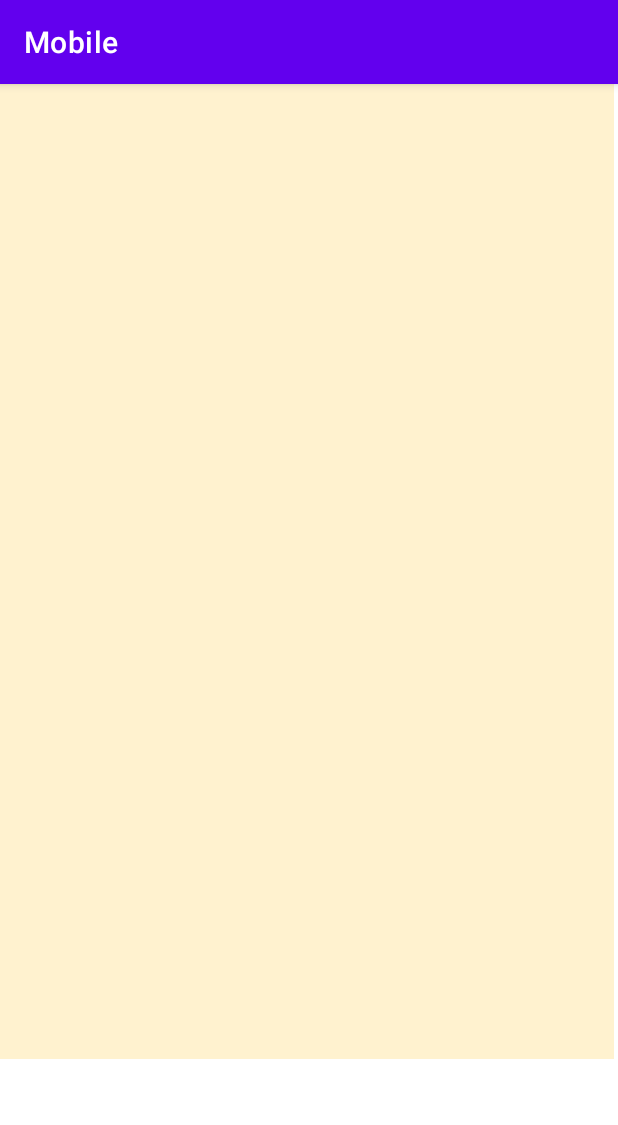
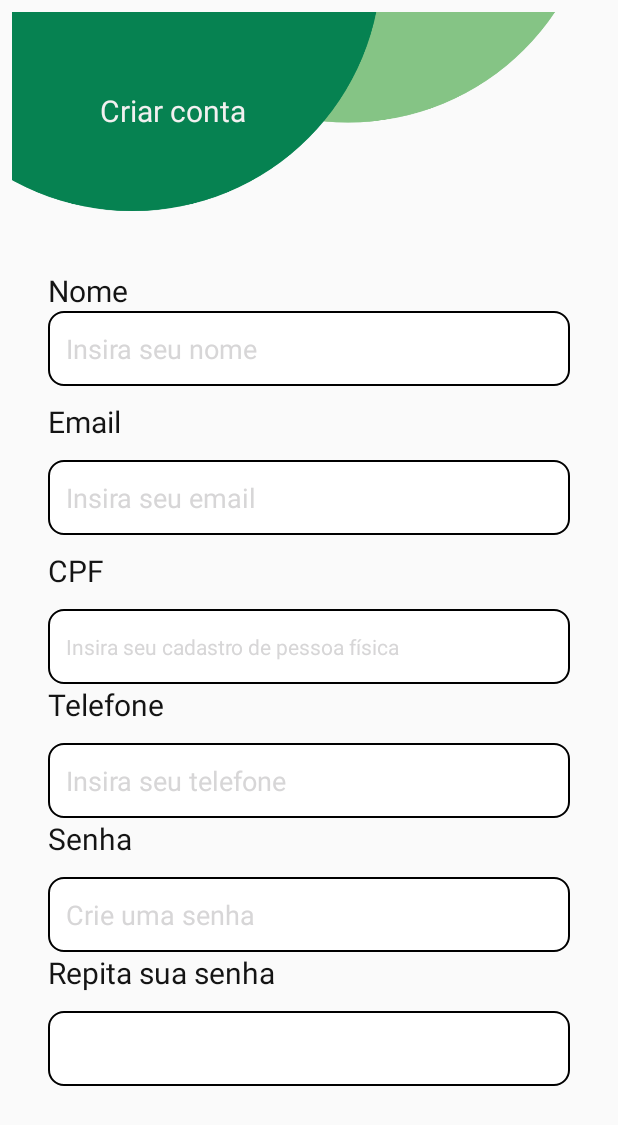
Before and after one commit to KauaNca/projeto_green_line, an Android app: the CadastroUsuario screen opened directly, with no data from a screen before it, on a phone screen of 412 x 824 dp. Shown: the top 1125 px of the screen. Run offline under Robolectric (Android 15) with nearby library versions, the phone set to English and light mode, and no system bars.

Commit message:
Cadastro Usuário

```diff
--- a/mobile/app/src/main/AndroidManifest.xml
+++ b/mobile/app/src/main/AndroidManifest.xml
@@ -13,11 +13,11 @@
         android:label="@string/app_name"
         android:roundIcon="@mipmap/ic_launcher_round"
         android:supportsRtl="true"
-        android:theme="@style/Theme.Mobile"
-        tools:targetApi="31">
+        android:theme="@style/Theme.AppCompat.Light.NoActionBar"
+    tools:targetApi="31">
         <activity
             android:name=".CadastroUsuario"
-            android:exported="false" />
+            android:exported="true" />
         <activity
             android:name=".MainActivity"
             android:exported="true"
--- a/mobile/app/src/main/java/com/example/mobile/CadastroUsuario.java
+++ b/mobile/app/src/main/java/com/example/mobile/CadastroUsuario.java
@@ -1,5 +1,6 @@
 package com.example.mobile;
 
+import android.annotation.SuppressLint;
 import android.os.Bundle;
 
 import androidx.activity.EdgeToEdge;
@@ -10,6 +11,7 @@ import androidx.core.view.WindowInsetsCompat;
 
 public class CadastroUsuario extends AppCompatActivity {
 
+    @SuppressLint("MissingInflatedId")
     @Override
     protected void onCreate(Bundle savedInstanceState) {
         super.onCreate(savedInstanceState);
--- /dev/null
+++ b/mobile/app/src/main/res/drawable/background_inputs.xml
@@ -0,0 +1,11 @@
+<?xml version="1.0" encoding="utf-8"?>
+<selector xmlns:android="http://schemas.android.com/apk/res/android">
+    <item>
+        <shape android:shape="rectangle">
+            <solid android:color="@color/white"/>
+            <corners android:radius="10dp"/>
+            <stroke android:color="@color/preto" android:width="1dp"/>
+
+        </shape>
+    </item>
+</selector>
--- /dev/null
+++ b/mobile/app/src/main/res/drawable/voltar_circulo.xml
@@ -0,0 +1,10 @@
+<?xml version="1.0" encoding="utf-8"?>
+<selector xmlns:android="http://schemas.android.com/apk/res/android">
+    <item>
+        <shape android:shape="oval">
+        <solid android:color="@color/preto"/>
+        <stroke android:color="@color/white" android:width="1dp"/>
+        </shape>
+
+    </item>
+</selector>
--- a/mobile/app/src/main/res/layout/activity_cadastro_usuario.xml
+++ b/mobile/app/src/main/res/layout/activity_cadastro_usuario.xml
@@ -1,61 +1,184 @@
 <?xml version="1.0" encoding="utf-8"?>
-<androidx.constraintlayout.widget.ConstraintLayout xmlns:android="http://schemas.android.com/apk/res/android"
+<ScrollView xmlns:android="http://schemas.android.com/apk/res/android"
     xmlns:app="http://schemas.android.com/apk/res-auto"
     xmlns:tools="http://schemas.android.com/tools"
     android:id="@+id/main"
     android:layout_width="match_parent"
     android:layout_height="match_parent"
+    android:fillViewport="true"
     tools:context=".CadastroUsuario">
 
-    <androidx.constraintlayout.widget.ConstraintLayout
-        android:id="@+id/barraSuperior"
-        android:layout_width="407dp"
-        android:layout_height="81dp"
-        android:background="@color/white"
-        tools:layout_editor_absoluteX="1dp"
-        tools:layout_editor_absoluteY="-3dp">
-
-        <TextView
-            android:id="@+id/cadastre"
-            android:layout_width="148dp"
-            android:layout_height="27dp"
-            android:layout_marginTop="36dp"
-            android:fontFamily="sans-serif-medium"
-            android:gravity="center_horizontal"
-            android:text="Cadastrar-se"
-            android:textColor="@color/preto"
-            android:textSize="20sp"
-            android:textStyle="bold"
-            app:layout_constraintEnd_toEndOf="parent"
-            app:layout_constraintHorizontal_bias="0.498"
-            app:layout_constraintStart_toStartOf="parent"
-            app:layout_constraintTop_toTopOf="parent" />
+    <LinearLayout
+        android:layout_width="match_parent"
+        android:layout_height="wrap_content"
+        android:orientation="vertical">
 
         <androidx.constraintlayout.widget.ConstraintLayout
-            android:id="@+id/voltarImagem"
-            android:layout_width="37dp"
-            android:layout_height="39dp"
-            android:layout_marginTop="24dp"
-            app:layout_constraintEnd_toEndOf="parent"
-            app:layout_constraintHorizontal_bias="0.043"
-            app:layout_constraintStart_toStartOf="parent"
-            app:layout_constraintTop_toTopOf="parent">
+            android:layout_width="match_parent"
+            android:layout_height="148dp">
 
             <ImageView
-                android:id="@+id/voltar"
+                android:id="@+id/imageView5"
+                android:layout_width="380dp"
+                android:layout_height="134dp"
+                android:layout_margin="8dp"
+                android:layout_marginTop="16dp"
+                android:scaleType="centerCrop"
+                app:layout_constraintEnd_toEndOf="parent"
+                app:layout_constraintHorizontal_bias="0.0"
+                app:layout_constraintStart_toStartOf="parent"
+                app:layout_constraintTop_toTopOf="parent"
+                app:srcCompat="@drawable/top_background" />
+
+            <TextView
+                android:id="@+id/textView"
                 android:layout_width="wrap_content"
                 android:layout_height="wrap_content"
-                app:srcCompat="@drawable/voltar" />
+                android:layout_marginTop="48dp"
+                android:padding="12dp"
+                android:text="Criar conta"
+                android:textColor="#F2F0F0"
+                android:textSize="20sp"
+                app:layout_constraintEnd_toEndOf="parent"
+                app:layout_constraintHorizontal_bias="0.187"
+                app:layout_constraintStart_toStartOf="parent"
+                app:layout_constraintTop_toTopOf="parent" />
         </androidx.constraintlayout.widget.ConstraintLayout>
 
-    </androidx.constraintlayout.widget.ConstraintLayout>
+        <LinearLayout
+            android:layout_width="match_parent"
+            android:layout_height="wrap_content"
+            android:orientation="vertical"
+            android:padding="32dp">
 
-    <LinearLayout
-        android:layout_width="409dp"
-        android:layout_height="650dp"
-        android:background="@color/bege"
-        android:orientation="vertical"
-        tools:layout_editor_absoluteX="1dp"
-        tools:layout_editor_absoluteY="79dp"></LinearLayout>
+            <TextView
+                android:id="@+id/textoNome"
+                android:layout_width="match_parent"
+                android:layout_height="wrap_content"
+                android:text="Nome"
+                android:textColor="#141414"
+                android:textSize="20sp" />
 
-</androidx.constraintlayout.widget.ConstraintLayout>
+            <EditText
+                android:id="@+id/nome"
+                android:layout_width="match_parent"
+                android:layout_height="50dp"
+                android:background="@drawable/background_inputs"
+                android:hint="Insira seu nome"
+                android:inputType="text"
+                android:padding="12dp"
+                android:textColorHint="@color/cinza"
+                android:textSize="18sp" />
+
+            <TextView
+                android:id="@+id/textEmail"
+                android:layout_width="match_parent"
+                android:layout_height="wrap_content"
+                android:layout_marginTop="10dp"
+                android:text="Email"
+                android:textColor="#141414"
+                android:textSize="20sp" />
+
+            <EditText
+                android:id="@+id/email"
+                android:layout_width="match_parent"
+                android:layout_height="50dp"
+                android:layout_marginTop="12dp"
+                android:background="@drawable/background_inputs"
+                android:ems="10"
+                android:hint="Insira seu email"
+                android:inputType="text"
+                android:padding="12dp"
+                android:textColorHint="@color/cinza"
+                android:textSize="18sp" />
+
+            <TextView
+                android:id="@+id/textoCpf"
+                android:layout_width="match_parent"
+                android:layout_height="wrap_content"
+                android:layout_marginTop="10dp"
+                android:text="CPF"
+                android:textColor="#141414"
+                android:textSize="20sp" />
+
+            <EditText
+                android:id="@+id/cpf"
+                android:layout_width="match_parent"
+                android:layout_height="50dp"
+                android:layout_marginTop="12dp"
+                android:background="@drawable/background_inputs"
+                android:ems="10"
+                android:hint="Insira seu cadastro de pessoa física"
+                android:inputType="text"
+                android:padding="12dp"
+                android:textColorHint="@color/cinza"
+                android:textSize="14sp" />
+
+            <TextView
+                android:id="@+id/textoTelefone"
+                android:layout_width="match_parent"
+                android:layout_height="wrap_content"
+                android:text="Telefone"
+                android:textColor="#141414"
+                android:textSize="20sp" />
+
+            <EditText
+                android:id="@+id/telefone"
+                android:layout_width="match_parent"
+                android:layout_height="50dp"
+                android:layout_marginTop="12dp"
+                android:background="@drawable/background_inputs"
+                android:ems="10"
+                android:hint="Insira seu telefone"
+                android:inputType="text"
+                android:padding="12dp"
+                android:textColorHint="@color/cinza"
+                android:textSize="18sp" />
+
+            <TextView
+                android:id="@+id/textoSenha"
+                android:layout_width="match_parent"
+                android:layout_height="wrap_content"
+                android:text="Senha"
+                android:textColor="#141414"
+                android:textSize="20sp" />
+
+            <EditText
+                android:id="@+id/senha"
+                android:layout_width="match_parent"
+                android:layout_height="50dp"
+                android:layout_marginTop="12dp"
+                android:background="@drawable/background_inputs"
+                android:ems="10"
+                android:hint="Crie uma senha"
+                android:inputType="textPassword"
+                android:padding="12dp"
+                android:textColorHint="@color/cinza"
+                android:textSize="18sp" />
+
+            <TextView
+                android:id="@+id/textoSenha2"
+                android:layout_width="match_parent"
+                android:layout_height="wrap_content"
+                android:text="Repita sua senha"
+                android:textColor="#141414"
+                android:textSize="20sp" />
+
+            <EditText
+                android:id="@+id/senha2"
+                android:layout_width="match_parent"
+                android:layout_height="50dp"
+                android:layout_marginTop="12dp"
+                android:background="@drawable/background_inputs"
+                android:ems="10"
+                android:hint=""
+                android:inputType="textPassword"
+                android:padding="12dp"
+                android:textColorHint="@color/cinza"
+                android:textSize="18sp" />
+
+
+        </LinearLayout>
+
+    </LinearLayout>
+</ScrollView>
--- a/mobile/app/src/main/res/values/colors.xml
+++ b/mobile/app/src/main/res/values/colors.xml
@@ -13,4 +13,5 @@
     <color name="preto">#000000</color>
     <color name="verdeEscuro">#1D4435</color>
     <color name="azulLink">#0000FF</color>
+    <color name="cinza">#D7D6D7</color>
 </resources>
```
Also changed, not shown: mobile/app/src/main/res/drawable/facebook.png (added), mobile/app/src/main/res/drawable/google.png (added), mobile/app/src/main/res/drawable/top_background.png (added).
